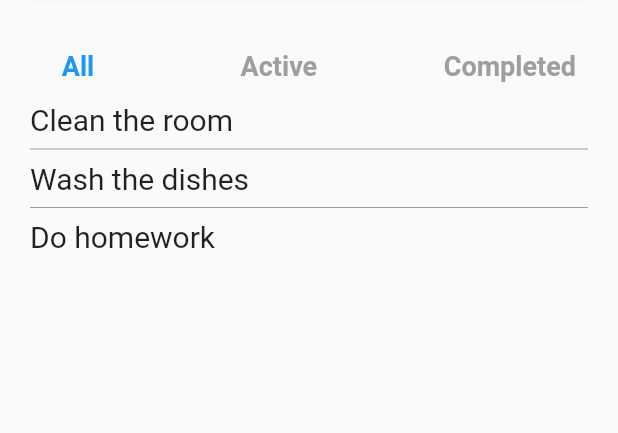
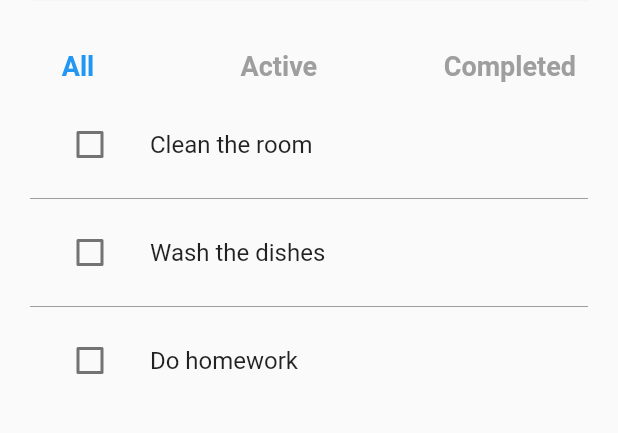
Before and after one commit to AllyTechEngineering/todo_cubit, a Flutter app: the screen it shows after launch, on a phone screen of 412 x 824 dp, the part 337-770 px from its top. Run offline on Flutter 3.47's test engine with Material 2 defaults, Android fonts, the phone set to English and light mode, and no system bars; our stand-ins replace bloc, equatable, flutter_bloc.

Commit message:
Partially DONE: step 45 up to 4:58

```diff
--- a/lib/todos_page/show_todos.dart
+++ b/lib/todos_page/show_todos.dart
@@ -1,7 +1,8 @@
 import 'package:flutter/material.dart';
 import 'package:flutter_bloc/flutter_bloc.dart';
+
 import 'package:todo_cubit/cubits/cubits.dart';
-// import 'package:todo_cubit/models/todo_model.dart';
+import 'package:todo_cubit/models/todo_model.dart';
 
 class ShowTodos extends StatelessWidget {
   const ShowTodos({super.key});
@@ -19,14 +20,37 @@ class ShowTodos extends StatelessWidget {
       },
       itemBuilder: (BuildContext context, int index) {
         return Dismissible(
-          background: showBackGround(0),
-          secondaryBackground: showBackGround(1),
-          key: ValueKey(todos[index].id),
-          child: Text(
-            todos[index].desc,
-            style: TextStyle(fontSize: 20.0),
-          ),
-        );
+            key: ValueKey(todos[index].id),
+            background: showBackGround(0),
+            secondaryBackground: showBackGround(1),
+            onDismissed: (_) {
+              context.read<TodoListCubit>().removeTodo(todos[index]);
+            },
+            confirmDismiss: (_) {
+              return showDialog(
+                context: context,
+                barrierDismissible: false,
+                builder: (context) {
+                  return AlertDialog(
+                    title: Text('Are you sure?'),
+                    content: Text('Do you really want to delete?'),
+                    actions: [
+                      TextButton(
+                        onPressed: () => Navigator.pop(context, false),
+                        child: Text('NO'),
+                      ),
+                      TextButton(
+                        onPressed: () => Navigator.pop(context, true),
+                        child: Text('YES'),
+                      ),
+                    ],
+                  );
+                },
+              );
+            },
+            child: TodoItem(
+              todo: todos[index],
+            ));
       },
     );
   } // Widget build
@@ -45,3 +69,26 @@ class ShowTodos extends StatelessWidget {
     );
   }
 } //class ShowTodos
+
+class TodoItem extends StatefulWidget {
+  final Todo todo;
+
+  const TodoItem({
+    Key? key,
+    required this.todo,
+  }) : super(key: key);
+
+  @override
+  State<TodoItem> createState() => _TodoItemState();
+}
+
+class _TodoItemState extends State<TodoItem> {
+  @override
+  Widget build(BuildContext context) {
+    return ListTile(
+      leading:
+          Checkbox(value: widget.todo.completed, onChanged: (bool? checked) {}),
+      title: Text(widget.todo.desc),
+    );
+  } //Widget
+} //class _TodoItemState
```
